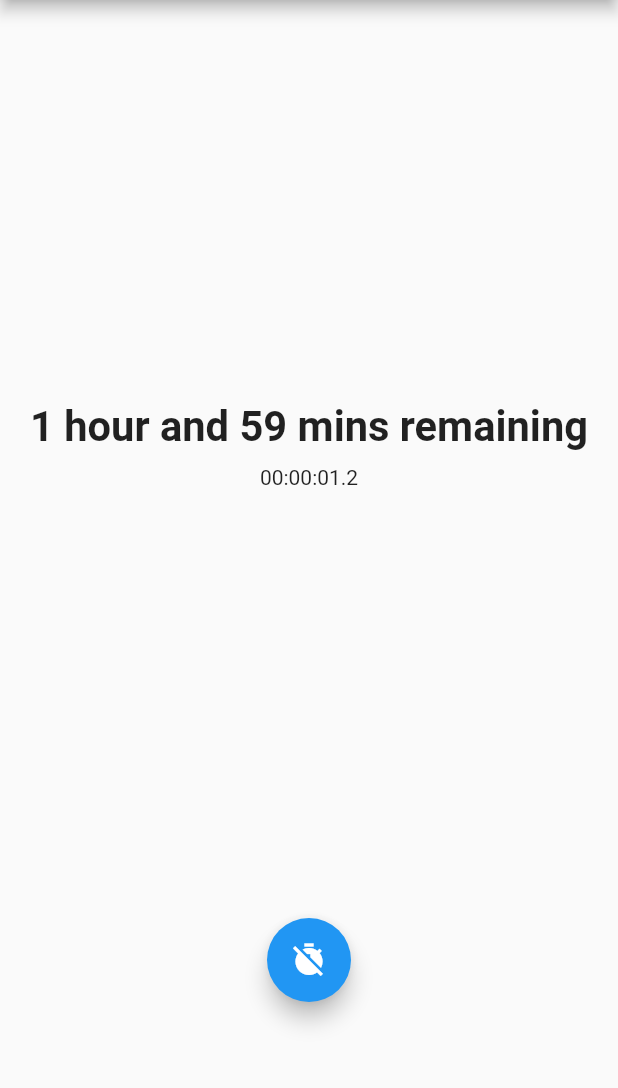
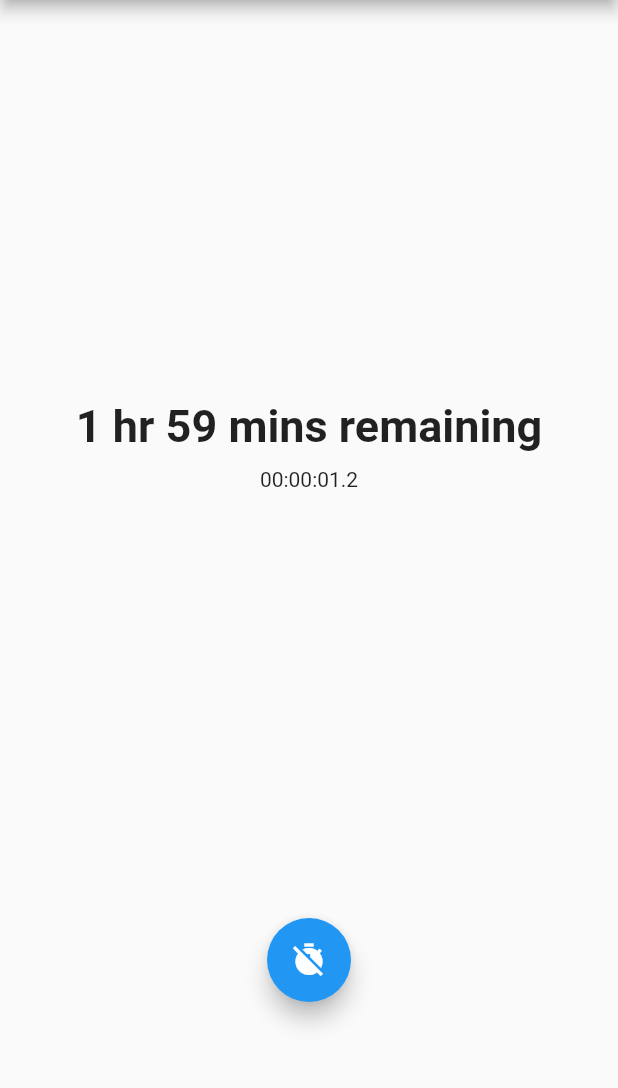
Before and after one commit to theturboturnip/toothwatch, a Flutter app: the screen it shows after launch, after a tap on the "timer" icon, on a phone screen of 412 x 824 dp, the part 84-1172 px from its top. Run offline on Flutter 3.47's test engine with Material 2 defaults, Android fonts, the phone set to English and light mode, and no system bars; our stand-ins replace bloc, equatable, flutter_bloc, shared_preferences; missing offline and left inert: optional; generated files the repository leaves out were written again; statements that could not run were skipped.

Commit message:
Fixed formatting issues

```diff
--- a/lib/toothwatch/notification/notification_init_state.dart
+++ b/lib/toothwatch/notification/notification_init_state.dart
@@ -22,7 +22,7 @@ class NotificationInitState {
     return timerSecondsElapsedAtStart + (DateTime.now().millisecondsSinceEpoch - timerMillisecondsEpochAtStart) / 1000.0;
   }
   double totalSecondsRemaining() {
-    return expectedTotalTimeSeconds - secondsSinceInit();
+    return expectedTotalTimeSeconds - secondsSinceInit() - previousSumTimes;
   }
 }
 
@@ -52,6 +52,6 @@ NotificationText computeNewNotificationText(String notificationInitStateJson) {
 
   return NotificationText(
     title: remainingDurationToStringPretty(timeRemaining),
-    subtitle: "Current session is ${durationToStringPretty(timeSinceInit)}"
+    subtitle: "Current session: ${durationToStringPretty(timeSinceInit)}"
   );
 }
--- a/lib/toothwatch/util/duration_utils.dart
+++ b/lib/toothwatch/util/duration_utils.dart
@@ -23,13 +23,13 @@ String durationToStringPretty(Duration duration) {
   final minutes = duration.inMinutes % 60;
   final seconds = duration.inSeconds % 60;
 
-  final String hourStr = _printUnitPretty(hours, "hour");
+  final String hourStr = _printUnitPretty(hours, "hr");
   final String minuteStr = _printUnitPretty(minutes, "min");
   final String secondStr = _printUnitPretty(seconds, "second");
 
   if (hours > 0) {
     if (minutes > 0) {
-      return "$hourStr and $minuteStr";
+      return "$hourStr $minuteStr";
     } else {
       return hourStr;
     }
```
